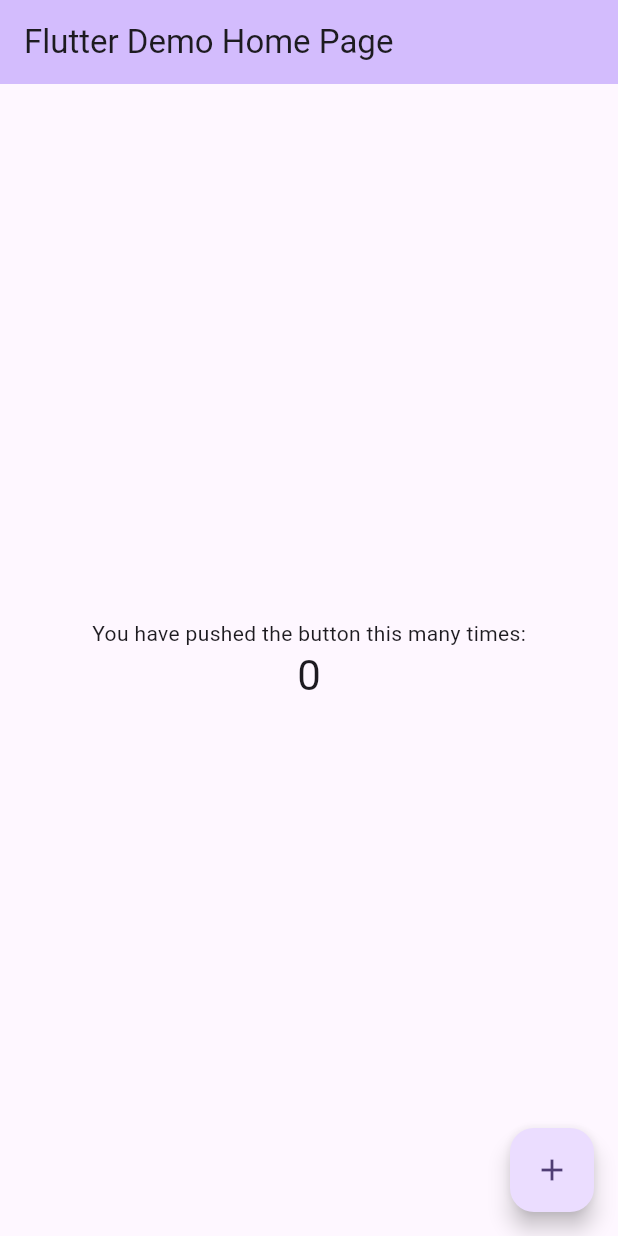
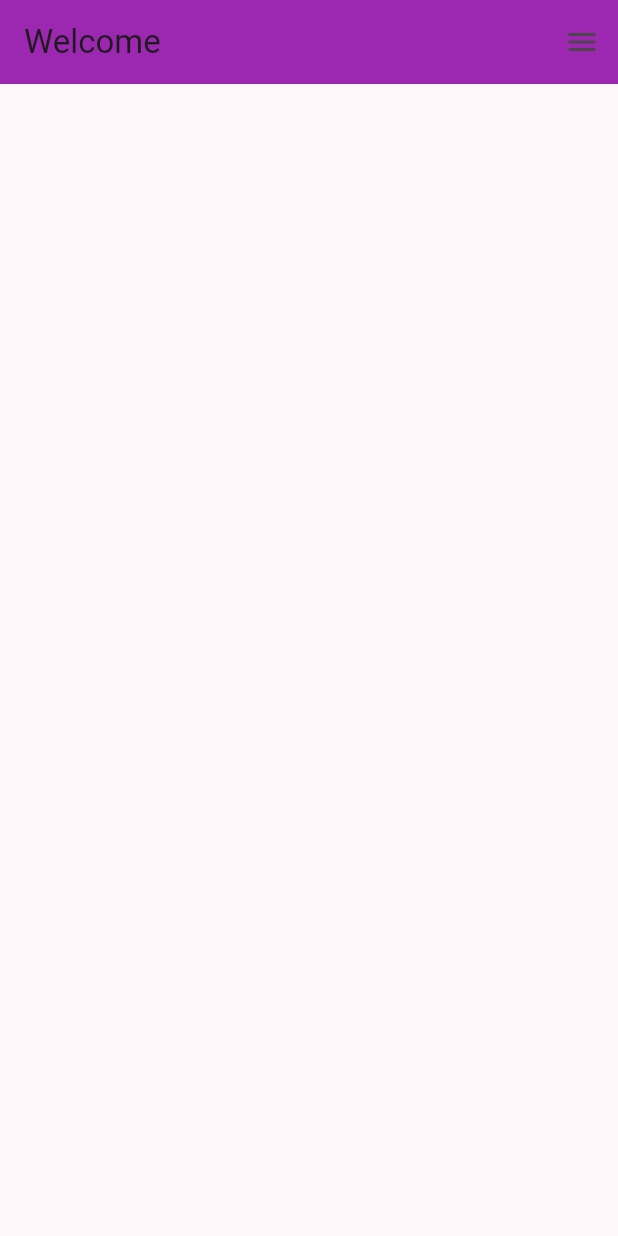
Before and after one commit to Teshan2000/Mobile-Banking-App, a Flutter app: the screen it shows after launch, on a phone screen of 412 x 824 dp. Run offline on Flutter 3.47's test engine with Material 3 defaults, Android fonts, the light colour scheme and no system bars.

Commit message:
Home page
Home page was created for the mobile application.

```diff
--- a/banking_app/lib/main.dart
+++ b/banking_app/lib/main.dart
@@ -1,5 +1,5 @@
+import 'package:banking_app/screens/home.dart';
 import 'package:flutter/material.dart';
-
 void main() {
   runApp(const MyApp());
 }
@@ -7,119 +7,17 @@
 class MyApp extends StatelessWidget {
   const MyApp({super.key});
 
-  // This widget is the root of your application.
   @override
   Widget build(BuildContext context) {
     return MaterialApp(
-      title: 'Flutter Demo',
-      theme: ThemeData(
-        // This is the theme of your application.
-        //
-        // TRY THIS: Try running your application with "flutter run". You'll see
-        // the application has a purple toolbar. Then, without quitting the app,
-        // try changing the seedColor in the colorScheme below to Colors.green
-        // and then invoke "hot reload" (save your changes or press the "hot
-        // reload" button in a Flutter-supported IDE, or press "r" if you used
-        // the command line to start the app).
-        //
-        // Notice that the counter didn't reset back to zero; the application
-        // state is not lost during the reload. To reset the state, use hot
-        // restart instead.
-        //
-        // This works for code too, not just values: Most code changes can be
-        // tested with just a hot reload.
-        colorScheme: ColorScheme.fromSeed(seedColor: Colors.deepPurple),
-        useMaterial3: true,
-      ),
-      home: const MyHomePage(title: 'Flutter Demo Home Page'),
-    );
+        debugShowCheckedModeBanner: false,
+        theme: ThemeData(
+          colorScheme: ColorScheme.fromSeed(seedColor: Colors.purple),
+          useMaterial3: true,
+        ),
+        initialRoute: '/',
+        routes: {
+          '/': (context) => const Home(),
+        });
   }
 }
-
-class MyHomePage extends StatefulWidget {
-  const MyHomePage({super.key, required this.title});
-
-  // This widget is the home page of your application. It is stateful, meaning
-  // that it has a State object (defined below) that contains fields that affect
-  // how it looks.
-
-  // This class is the configuration for the state. It holds the values (in this
-  // case the title) provided by the parent (in this case the App widget) and
-  // used by the build method of the State. Fields in a Widget subclass are
-  // always marked "final".
-
-  final String title;
-
-  @override
-  State<MyHomePage> createState() => _MyHomePageState();
-}
-
-class _MyHomePageState extends State<MyHomePage> {
-  int _counter = 0;
-
-  void _incrementCounter() {
-    setState(() {
-      // This call to setState tells the Flutter framework that something has
-      // changed in this State, which causes it to rerun the build method below
-      // so that the display can reflect the updated values. If we changed
-      // _counter without calling setState(), then the build method would not be
-      // called again, and so nothing would appear to happen.
-      _counter++;
-    });
-  }
-
-  @override
-  Widget build(BuildContext context) {
-    // This method is rerun every time setState is called, for instance as done
-    // by the _incrementCounter method above.
-    //
-    // The Flutter framework has been optimized to make rerunning build methods
-    // fast, so that you can just rebuild anything that needs updating rather
-    // than having to individually change instances of widgets.
-    return Scaffold(
-      appBar: AppBar(
-        // TRY THIS: Try changing the color here to a specific color (to
-        // Colors.amber, perhaps?) and trigger a hot reload to see the AppBar
-        // change color while the other colors stay the same.
-        backgroundColor: Theme.of(context).colorScheme.inversePrimary,
-        // Here we take the value from the MyHomePage object that was created by
-        // the App.build method, and use it to set our appbar title.
-        title: Text(widget.title),
-      ),
-      body: Center(
-        // Center is a layout widget. It takes a single child and positions it
-        // in the middle of the parent.
-        child: Column(
-          // Column is also a layout widget. It takes a list of children and
-          // arranges them vertically. By default, it sizes itself to fit its
-          // children horizontally, and tries to be as tall as its parent.
-          //
-          // Column has various properties to control how it sizes itself and
-          // how it positions its children. Here we use mainAxisAlignment to
-          // center the children vertically; the main axis here is the vertical
-          // axis because Columns are vertical (the cross axis would be
-          // horizontal).
-          //
-          // TRY THIS: Invoke "debug painting" (choose the "Toggle Debug Paint"
-          // action in the IDE, or press "p" in the console), to see the
-          // wireframe for each widget.
-          mainAxisAlignment: MainAxisAlignment.center,
-          children: <Widget>[
-            const Text(
-              'You have pushed the button this many times:',
-            ),
-            Text(
-              '$_counter',
-              style: Theme.of(context).textTheme.headlineMedium,
-            ),
-          ],
-        ),
-      ),
-      floatingActionButton: FloatingActionButton(
-        onPressed: _incrementCounter,
-        tooltip: 'Increment',
-        child: const Icon(Icons.add),
-      ), // This trailing comma makes auto-formatting nicer for build methods.
-    );
-  }
-}
--- /dev/null
+++ b/banking_app/lib/screens/home.dart
@@ -0,0 +1,29 @@
+import 'package:flutter/material.dart';
+
+class Home extends StatefulWidget {
+  const Home({super.key});
+
+  @override
+  State<Home> createState() => _HomeState();
+}
+
+class _HomeState extends State<Home> {
+  @override
+  Widget build(BuildContext context) {
+    return Scaffold(
+      appBar: AppBar(
+        title: const Text('Welcome'),
+        backgroundColor: Colors.purple,
+        actions: const [
+          EndDrawerButton(),
+        ],
+      ),
+      body: const Padding(
+        padding: const EdgeInsets.symmetric(horizontal: 20, vertical: 20),
+        child: Column(
+          children: []
+        )
+      )
+    );
+  }
+}
```
Also changed, not shown: banking_app/pubspec.lock.
